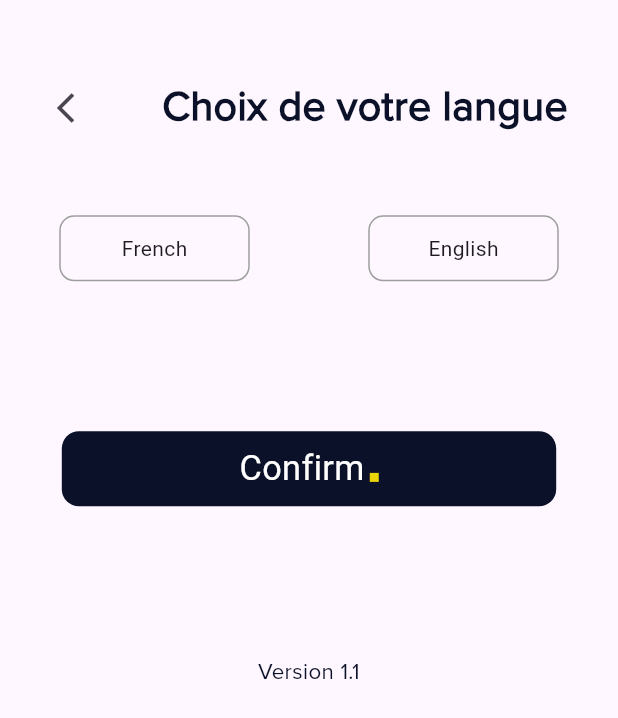
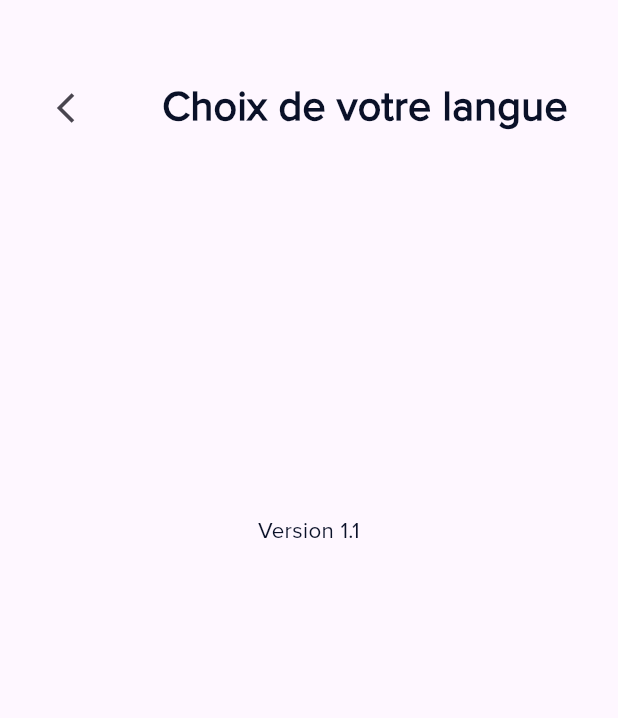
Before and after one commit to Hublot-Tech/hublot-app, a Flutter app: the LanguageScreen screen opened by its route, on a phone screen of 412 x 824 dp. Shown: the top 718 px of the screen. Run offline on Flutter 3.47's test engine with Material 3 defaults, Android fonts, the phone set to English and light mode, and no system bars; drawn by our look-alikes of auto_size_text; our stand-ins replace bloc, connectivity_plus, dotted_line, equatable, flutter_bloc, flutter_screenutil and 5 more; missing offline and left inert: otp_input_editor; accounts and stored records are empty; project files that could hold a hidden picture were left out.

Commit message:
change somethings

```diff
--- a/app/lib/screens/part_customer/language_screen/components/body.dart
+++ b/app/lib/screens/part_customer/language_screen/components/body.dart
@@ -2,7 +2,7 @@ import 'package:app/configuration.dart';
 import 'package:app/screens/authentification/registration_screen/component/button_custom.dart';
 import 'package:app/screens/part_customer/home_screens/components/home_screen.dart';
 import 'package:flutter/material.dart';
-import 'package:flutter_gen/gen_l10n/app_localizations.dart';
+////import 'package:flutter_gen/gen_l10n/app_localizations.dart';
 
 import '../../city_screen_choice/components/navigation_row.dart';
 import 'hublo_version.dart';
@@ -19,7 +19,7 @@ class _BodyState extends State<Body> {
   Locale? _selectedLocale;
   @override
   Widget build(BuildContext context) {
-    final localizations = AppLocalizations.of(context)!;
+    final localizations = ''; //AppLocalizations.of(context)!;
     return SafeArea(
       child: Column(
         children: [
@@ -36,25 +36,25 @@ class _BodyState extends State<Body> {
             //Français
             mainAxisAlignment: MainAxisAlignment.spaceAround,
             children: [
-              buildLanguageSelector(
-                  const Locale('fr', ''), localizations.frenchLanguage),
-              buildLanguageSelector(
-                  const Locale('en', ''), localizations.englishLanguage),
+              // buildLanguageSelector(
+              //     const Locale('fr', ''), localizations.frenchLanguage),
+              // buildLanguageSelector(
+              //     const Locale('en', ''), localizations.englishLanguage),
             ],
           ),
           const SizedBox(height: 100),
-          ButtomCustom(
-              press: () {
-                if (_selectedLocale != null) {
-                  Locale newLocale = _selectedLocale!;
-                  // Ici, vous devriez utiliser un état global (comme Provider ou Bloc) pour changer la langue de l'application
-                  // Pour cet exemple, nous allons simplement reconstruire l'application avec la nouvelle locale
-                  Navigator.of(context).pop(newLocale);
-                }
-              },
-              msg: localizations.confirmButton,
-              color: kprimaryColor,
-              isValided: true),
+          // ButtomCustom(
+          //     press: () {
+          //       if (_selectedLocale != null) {
+          //         Locale newLocale = _selectedLocale!;
+          //         // Ici, vous devriez utiliser un état global (comme Provider ou Bloc) pour changer la langue de l'application
+          //         // Pour cet exemple, nous allons simplement reconstruire l'application avec la nouvelle locale
+          //         Navigator.of(context).pop(newLocale);
+          //       }
+          //     },
+          //     msg: localizations.confirmButton,
+          //     color: kprimaryColor,
+          //     isValided: true),
           const SizedBox(height: 100),
           const VersionHublo(),
         ],
```
Also changed, not shown: app/lib/main.dart (+5 -5 lines), app/pubspec.lock.
